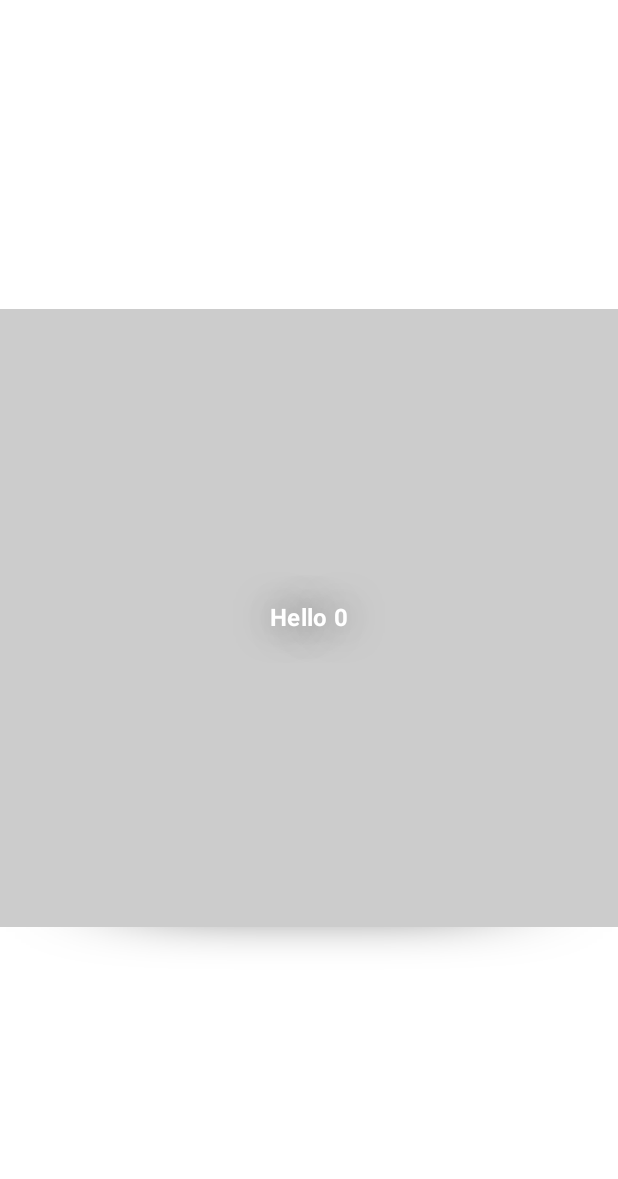
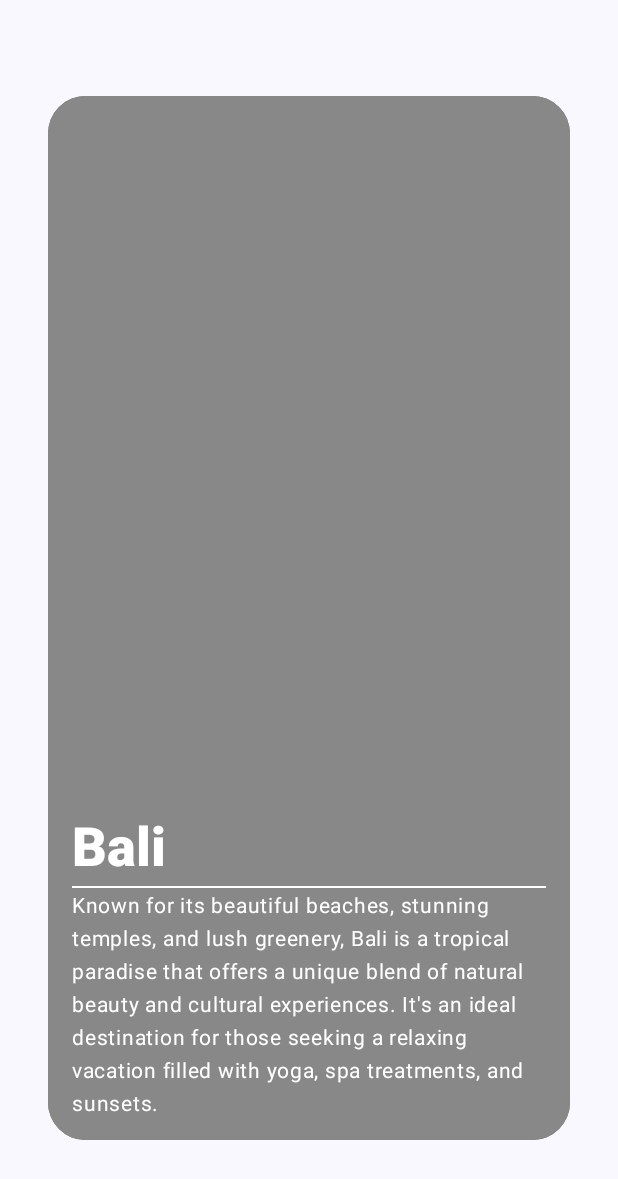
Before and after one commit to NoXis82/CustomPagerCompose, an Android app built with Jetpack Compose: the screen it shows after launch (MainActivity), on a phone screen of 412 x 824 dp. Shown: the top 1179 px of the screen. Run offline under Robolectric (Android 15) with nearby library versions, the phone set to English and light mode, and no system bars.

Commit message:
add circle reveal pager

```diff
--- /dev/null
+++ b/app/src/main/java/ru/noxis/custompagercompose/CircleRevealPager.kt
@@ -0,0 +1,232 @@
+@file:OptIn(ExperimentalComposeUiApi::class)
+
+package ru.noxis.custompagercompose
+
+import androidx.compose.foundation.background
+import androidx.compose.foundation.layout.Box
+import androidx.compose.foundation.layout.Column
+import androidx.compose.foundation.layout.fillMaxSize
+import androidx.compose.foundation.layout.fillMaxWidth
+import androidx.compose.foundation.layout.height
+import androidx.compose.foundation.layout.padding
+import androidx.compose.foundation.pager.HorizontalPager
+import androidx.compose.foundation.pager.rememberPagerState
+import androidx.compose.foundation.shape.RoundedCornerShape
+import androidx.compose.material3.MaterialTheme
+import androidx.compose.material3.Text
+import androidx.compose.runtime.Composable
+import androidx.compose.runtime.getValue
+import androidx.compose.runtime.mutableFloatStateOf
+import androidx.compose.runtime.remember
+import androidx.compose.runtime.setValue
+import androidx.compose.ui.Alignment
+import androidx.compose.ui.ExperimentalComposeUiApi
+import androidx.compose.ui.Modifier
+import androidx.compose.ui.draw.clip
+import androidx.compose.ui.geometry.Offset
+import androidx.compose.ui.geometry.Rect
+import androidx.compose.ui.geometry.Size
+import androidx.compose.ui.geometry.center
+import androidx.compose.ui.graphics.Color
+import androidx.compose.ui.graphics.Outline
+import androidx.compose.ui.graphics.Path
+import androidx.compose.ui.graphics.Shape
+import androidx.compose.ui.graphics.graphicsLayer
+import androidx.compose.ui.input.pointer.pointerInteropFilter
+import androidx.compose.ui.text.font.FontWeight
+import androidx.compose.ui.unit.Density
+import androidx.compose.ui.unit.LayoutDirection
+import androidx.compose.ui.unit.dp
+import androidx.compose.ui.unit.sp
+import kotlin.math.absoluteValue
+import kotlin.math.sqrt
+
+@Composable
+fun CircleRevealPager(modifier: Modifier = Modifier) {
+    val state = rememberPagerState(pageCount = { destinations.size })
+    var offsetY by remember { mutableFloatStateOf(0f) }
+
+    HorizontalPager(
+        modifier = modifier
+            /**
+             * Начальная точка всегда должна находиться на правом краю.
+             * Но положение по оси Y зависит от того, где пользователь начал касание.
+             * offsetY устанавливается с помощью модификатора на HorizontalPager
+             */
+            .pointerInteropFilter {
+                offsetY = it.y
+                false
+            }
+            .padding(horizontal = 32.dp, vertical = 64.dp)
+            .clip(RoundedCornerShape(25.dp))
+            .background(Color.Gray),
+        state = state,
+    ) { page ->
+
+        Box(
+            modifier = Modifier
+                .fillMaxSize()
+                .graphicsLayer {
+                    // MAKE THE PAGE NOT MOVE
+                    /**
+                     * нужно сделать так, чтобы страница оставалась в одном положении
+                     * и не двигалась по горизонтали. Это можно сделать, сместив страницу
+                     * на ширину, умноженную на pageOffset
+                     */
+                    val pageOffset = state.offsetForPage(page)
+                    translationX = size.width * pageOffset
+
+                    // ADD THE CIRCULAR CLIPPING
+                    /**
+                     * добавляем круговую обрезку. Поскольку она влияет только
+                     * на страницы, открывающиеся справа, мы используем функцию endOffsetForPage()
+                     */
+                    val endOffset = state.endOffsetForPage(page)
+
+                    shadowElevation = 20f
+                    /**
+                     * По сути, это Shape , которая расширяется, чтобы заполнить весь экран,
+                     * с плавающим значением в качестве прогресса и начальной точкой
+                     */
+                    shape = CirclePath(
+                        progress = 1f - endOffset.absoluteValue,
+                        origin = Offset(
+                            size.width,
+                            offsetY,
+                        )
+                    )
+                    /**
+                     * нужно установить clip значение true, чтобы активировать отсечение
+                     */
+                    clip = true
+
+                    /**
+                     * Чтобы добавить масштабирование с эффектом параллакса,
+                     * мы используем абсолютное смещение страницы.
+                     * Чем дальше от центра, тем больше страница.
+                     * Благодаря этому исходящие страницы расширяются, а входящие сжимаются.
+                     */
+                    val absoluteOffset = state.offsetForPage(page).absoluteValue
+                    val scale = 1f + (absoluteOffset.absoluteValue * .4f)
+
+                    scaleX = scale
+                    scaleY = scale
+
+                    /**
+                     * чтобы при прокрутке страницы влево она исчезала.
+                     * Поскольку мы хотим повлиять только на эту страницу,
+                     * мы используем startOffsetForPage() для установки alpha
+                     */
+                    val startOffset = state.startOffsetForPage(page)
+                    alpha = (2f - startOffset) / 2f
+                }
+                .background(Color.Gray),
+            contentAlignment = Alignment.Center,
+        ) {
+            Column(
+                modifier = Modifier
+                    .fillMaxWidth()
+                    .padding(16.dp)
+                    .align(Alignment.BottomCenter)
+            ) {
+                Text(
+                    text = destinations[page].location,
+                    style = MaterialTheme.typography.titleLarge.copy(
+                        color = Color.White,
+                        fontSize = 36.sp,
+                        fontWeight = FontWeight.Black,
+                    )
+                )
+                Box(
+                    modifier = Modifier
+                        .padding(vertical = 4.dp)
+                        .fillMaxWidth()
+                        .height(1.dp)
+                        .background(Color.White)
+                )
+                Text(
+                    text = destinations[page].description,
+                    style = MaterialTheme.typography.bodyLarge.copy(
+                        color = Color.White,
+                        fontSize = 14.sp,
+                        lineHeight = 22.sp,
+                    )
+                )
+            }
+        }
+    }
+}
+
+
+class CirclePath(private val progress: Float, private val origin: Offset = Offset(0f, 0f)) : Shape {
+    override fun createOutline(
+        size: Size, layoutDirection: LayoutDirection, density: Density
+    ): Outline {
+
+        val center = Offset(
+            x = size.center.x - ((size.center.x - origin.x) * (1f - progress)),
+            y = size.center.y - ((size.center.y - origin.y) * (1f - progress)),
+        )
+        val radius = (sqrt(
+            size.height * size.height + size.width * size.width
+        ) * .5f) * progress
+
+        return Outline.Generic(Path().apply {
+            addOval(
+                Rect(
+                    center = center,
+                    radius = radius,
+                )
+            )
+        })
+    }
+}
+
+
+data class Destination(
+    val location: String,
+    val description: String,
+)
+
+val destinations = listOf(
+    Destination(
+        "Bali",
+        "Known for its beautiful beaches, stunning temples, and lush greenery, Bali is a tropical paradise that offers a unique blend of natural beauty and cultural experiences. It's an ideal destination for those seeking a relaxing vacation filled with yoga, spa treatments, and sunsets."
+    ),
+    Destination(
+        "Santorini",
+        "A picturesque island in the Aegean Sea, Santorini is famous for its white-washed buildings, blue-domed churches, and stunning sunsets. It's a perfect destination for honeymooners or those looking for a romantic getaway."
+    ),
+    Destination(
+        "Tokyo",
+        "A bustling city that seamlessly blends tradition and modernity, Tokyo offers an exciting vacation experience that's both vibrant and unique. From traditional Japanese gardens and temples to modern shopping districts and futuristic technology, there's something for everyone in Tokyo."
+    ),
+    Destination(
+        "Machu Picchu",
+        "A UNESCO World Heritage Site, Machu Picchu is an ancient Incan citadel situated high in the Andes Mountains. It's a destination for adventure seekers, as hiking the Inca Trail is the only way to reach the site."
+    ),
+    Destination(
+        "Banf",
+        "A stunning national park in the Canadian Rockies, Banff is a year-round destination that offers scenic vistas, crystal-clear lakes, and abundant wildlife. It's an ideal spot for nature lovers, hikers, and skiers."
+    ),
+    Destination(
+        "Marrakech",
+        "A vibrant city known for its bustling markets, colorful architecture, and rich cultural heritage, Marrakech is an exotic destination that offers a unique blend of ancient and modern experiences."
+    ),
+    Destination(
+        "The Maldives",
+        "An island paradise located in the Indian Ocean, the Maldives is known for its turquoise waters, white sandy beaches, and overwater bungalows. It's an ideal destination for those seeking a luxurious and romantic getaway."
+    ),
+    Destination(
+        "Sydney",
+        "A cosmopolitan city situated on a beautiful harbor, Sydney is a destination that offers both natural beauty and urban sophistication. It's an ideal spot for beachgoers, foodies, and culture lovers."
+    ),
+    Destination(
+        "Maui",
+        "A tropical island paradise in the Pacific Ocean, Maui is known for its beautiful beaches, scenic drives, and outdoor activities such as surfing, snorkeling, and hiking. It's an ideal destination for those seeking a laid-back vacation filled with sunshine and relaxation."
+    ),
+    Destination(
+        "Venice",
+        "A romantic city built on a series of canals, Venice is known for its stunning architecture, art, and history. It's an ideal destination for culture lovers, foodies, and those seeking a romantic getaway."
+    ),
+)
--- a/app/src/main/java/ru/noxis/custompagercompose/MainActivity.kt
+++ b/app/src/main/java/ru/noxis/custompagercompose/MainActivity.kt
@@ -20,7 +20,8 @@ class MainActivity : ComponentActivity() {
         setContent {
             CustomPagerComposeTheme {
                 Scaffold(modifier = Modifier.fillMaxSize()) { innerPadding ->
-                    CubePager(modifier = Modifier.padding(innerPadding))
+//                    CubePager(modifier = Modifier.padding(innerPadding))
+                    CircleRevealPager(modifier = Modifier.padding(innerPadding))
                 }
             }
         }
```
